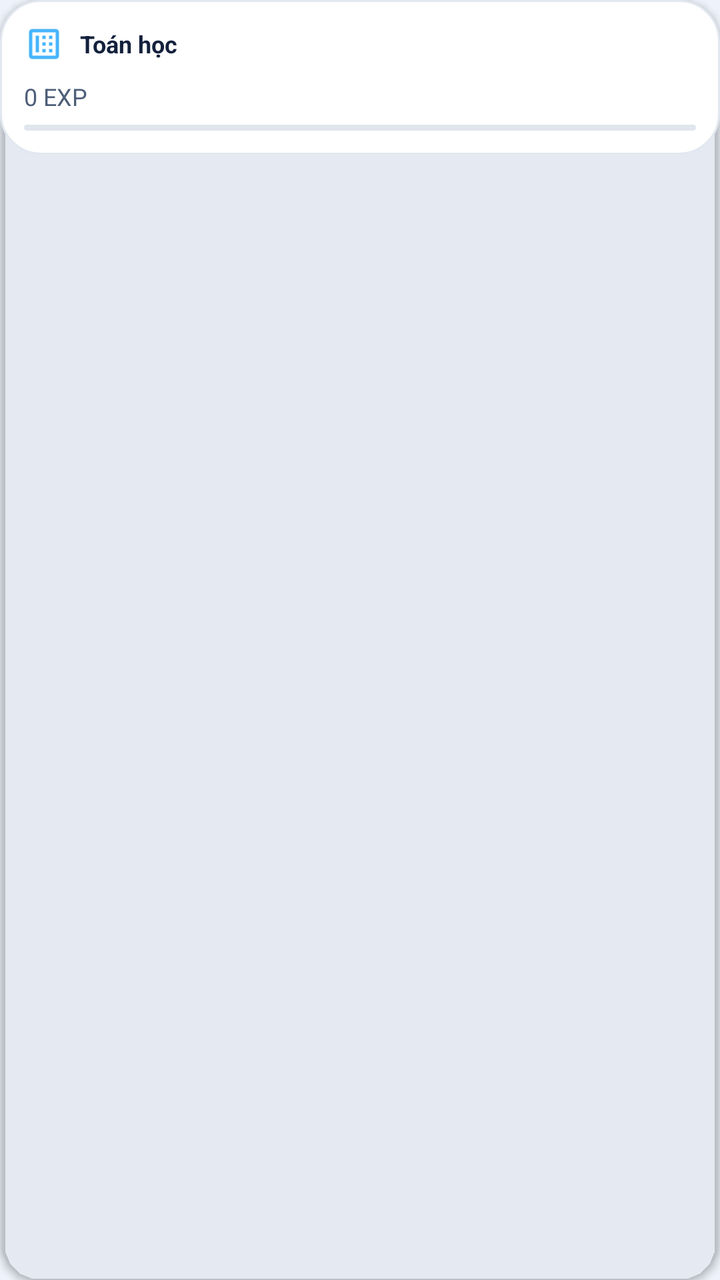
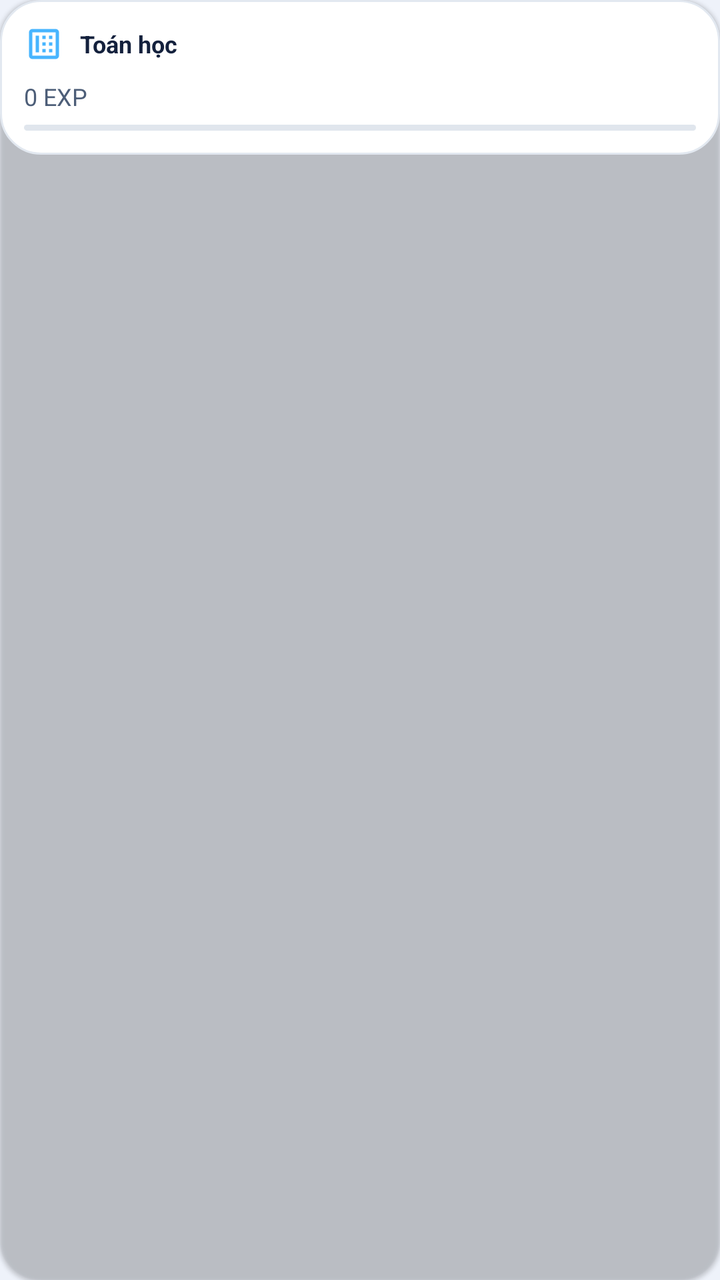

Two renders of the same Android screen: before a commit and after it. Below are the layout's source before the change and the commit's diff.
<!-- AndroidManifest.xml: application theme Theme.ASMfinal -->
<!-- res/layout/item_subject_mini_stat.xml -->
<androidx.cardview.widget.CardView xmlns:android="http://schemas.android.com/apk/res/android" xmlns:app="http://schemas.android.com/apk/res-auto" android:layout_width="140dp" android:layout_height="wrap_content" android:layout_marginEnd="12dp" app:cardBackgroundColor="@android:color/transparent" app:cardCornerRadius="20dp" app:cardElevation="2dp">

    <LinearLayout android:layout_width="match_parent" android:layout_height="wrap_content" android:background="@drawable/neumorphic_card_bg" android:orientation="vertical" android:padding="12dp">

        <LinearLayout android:layout_width="match_parent" android:layout_height="wrap_content" android:gravity="center_vertical" android:orientation="horizontal">

            <ImageView android:id="@+id/iv_mini_icon" android:layout_width="20dp" android:layout_height="20dp" android:src="@drawable/ic_math_stat" android:contentDescription="@null" android:importantForAccessibility="no" />

            <TextView android:id="@+id/tv_mini_name" android:layout_width="wrap_content" android:layout_height="wrap_content" android:layout_marginStart="8dp" android:text="@string/cat_math" android:textColor="@color/textColorPrimary" android:textSize="12sp" android:textStyle="bold" />
        </LinearLayout>

        <TextView android:id="@+id/tv_mini_exp" android:layout_width="wrap_content" android:layout_height="wrap_content" android:layout_marginTop="8dp" android:text="@string/zero_exp" android:textColor="@color/textColorSecondary" android:textSize="12sp" />

        <ProgressBar android:id="@+id/pb_mini_stat" style="@android:style/Widget.ProgressBar.Horizontal" android:layout_width="match_parent" android:layout_height="3dp" android:layout_marginTop="6dp" android:progressDrawable="@drawable/custom_progress_bar" />
    </LinearLayout>
</androidx.cardview.widget.CardView>
<!-- resources referenced by this layout -->
<resources>
  <color name="textColorPrimary">#14213D</color>
  <color name="textColorSecondary">#4D5E78</color>
  <!-- drawable custom_progress_bar (drawable) -->
  <?xml version="1.0" encoding="utf-8"?>
  <layer-list xmlns:android="http://schemas.android.com/apk/res/android">
      <item android:id="@android:id/background">
          <shape>
              <corners android:radius="10dp" />
              <solid android:color="@color/progressTrackColor" />
          </shape>
      </item>
      <item android:id="@android:id/progress">
          <clip>
              <shape>
                  <corners android:radius="10dp" />
                  <gradient
                      android:startColor="@color/primaryColor"
                      android:endColor="@color/primaryDarkColor"
                      android:angle="0" />
              </shape>
          </clip>
      </item>
  </layer-list>
  <!-- drawable ic_math_stat (drawable) -->
  <vector xmlns:android="http://schemas.android.com/apk/res/android"
      android:width="24dp"
      android:height="24dp"
      android:viewportWidth="24"
      android:viewportHeight="24">
      <path
          android:fillColor="#47B5FF"
          android:pathData="M19,3L5,3c-1.1,0 -2,0.9 -2,2v14c0,1.1 0.9,2 2,2h14c1.1,0 2,-0.9 2,-2L21,5c0,-1.1 -0.9,-2 -2,-2zM19,19L5,19L5,5h14v14zM13,7h-2v2h2L13,7zM17,7h-2v2h2L17,7zM13,11h-2v2h2v-2zM17,11h-2v2h2v-2zM13,15h-2v2h2v-2zM17,15h-2v2h2v-2zM9,7L7,7v10h2L9,7z" />
  </vector>
  <!-- drawable neumorphic_card_bg (drawable) -->
  <shape xmlns:android="http://schemas.android.com/apk/res/android"><solid android:color="@color/surfaceColor"/><corners android:radius="20dp"/><stroke android:width="1dp" android:color="@color/dividerColor"/></shape>
  <string name="cat_math">Toán học</string>
  <string name="zero_exp">0 EXP</string>
  <style name="Theme.ASMfinal" parent="Base.Theme.ASMfinal" />
  <color name="progressTrackColor">#E0E6ED</color>
  <color name="primaryColor">#1D4ED8</color>
  <color name="primaryDarkColor">#163FA7</color>
  <color name="surfaceColor">#FFFFFF</color>
  <color name="dividerColor">#E2E8F0</color>
  <color name="white">#FFFFFFFF</color>
  <color name="primaryContainerColor">#DCE7FF</color>
  <color name="accentColor">#087F72</color>
  <color name="black">#FF000000</color>
  <color name="surfaceVariantColor">#E2E9F5</color>
  <color name="backgroundColor">#EEF2FA</color>
  <style name="MentorAppButton" parent="Widget.MaterialComponents.Button">
          <item name="backgroundTint">@color/mentor_app_button</item><item name="android:textColor">#FFFFFF</item><item name="cornerRadius">16dp</item><item name="android:minHeight">52dp</item>
          <item name="android:textAllCaps">false</item><item name="android:textSize">15sp</item>
          <item name="android:fontFamily">sans-serif-medium</item>
      </style>
  <style name="MentorAppInput" parent="Widget.MaterialComponents.TextInputLayout.OutlinedBox">
          <item name="boxCornerRadiusTopStart">16dp</item><item name="boxCornerRadiusTopEnd">16dp</item>
          <item name="boxCornerRadiusBottomStart">16dp</item><item name="boxCornerRadiusBottomEnd">16dp</item>
      </style>
  <style name="MentorWindowAnimation"><item name="android:activityOpenEnterAnimation">@anim/mentor_enter</item><item name="android:activityOpenExitAnimation">@anim/mentor_exit</item><item name="android:activityCloseEnterAnimation">@anim/mentor_enter</item><item name="android:activityCloseExitAnimation">@anim/mentor_exit</item></style>
  <color name="mentor_app_button">#1D4ED8</color>
  <!-- unchanged entries left out for length: 1 -->
</resources>

<!-- the commit's change to res/layout/item_subject_mini_stat.xml (unified diff, before → after) -->
@@ -1,4 +1,4 @@
-<androidx.cardview.widget.CardView xmlns:android="http://schemas.android.com/apk/res/android" xmlns:app="http://schemas.android.com/apk/res-auto" android:layout_width="140dp" android:layout_height="wrap_content" android:layout_marginEnd="12dp" app:cardBackgroundColor="@android:color/transparent" app:cardCornerRadius="20dp" app:cardElevation="2dp">
+<androidx.cardview.widget.CardView xmlns:android="http://schemas.android.com/apk/res/android" xmlns:app="http://schemas.android.com/apk/res-auto" android:layout_width="140dp" android:layout_height="wrap_content" android:layout_marginEnd="12dp" app:cardBackgroundColor="@android:color/transparent" app:cardCornerRadius="20dp" app:cardElevation="1dp">
 
     <LinearLayout android:layout_width="match_parent" android:layout_height="wrap_content" android:background="@drawable/neumorphic_card_bg" android:orientation="vertical" android:padding="12dp">
 
